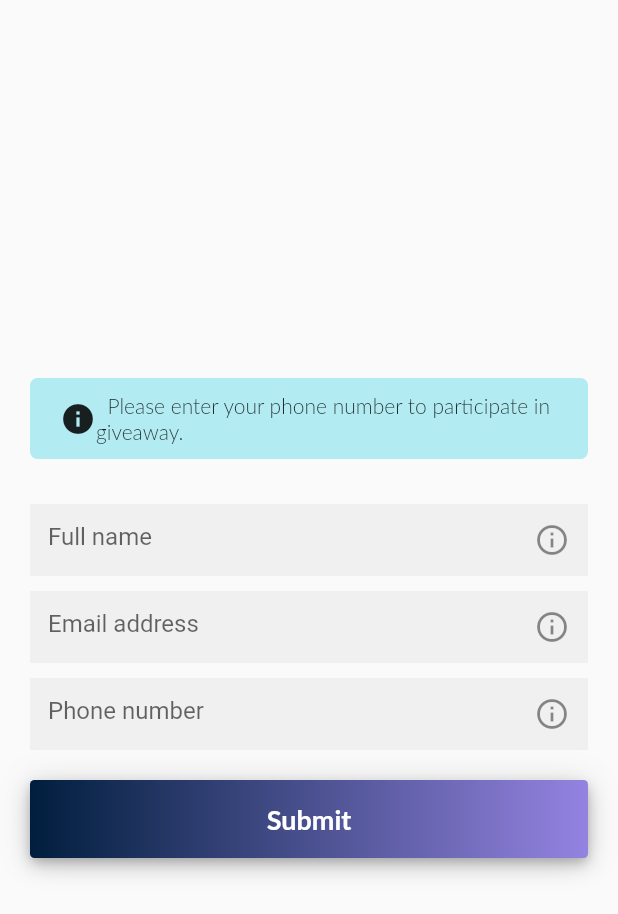
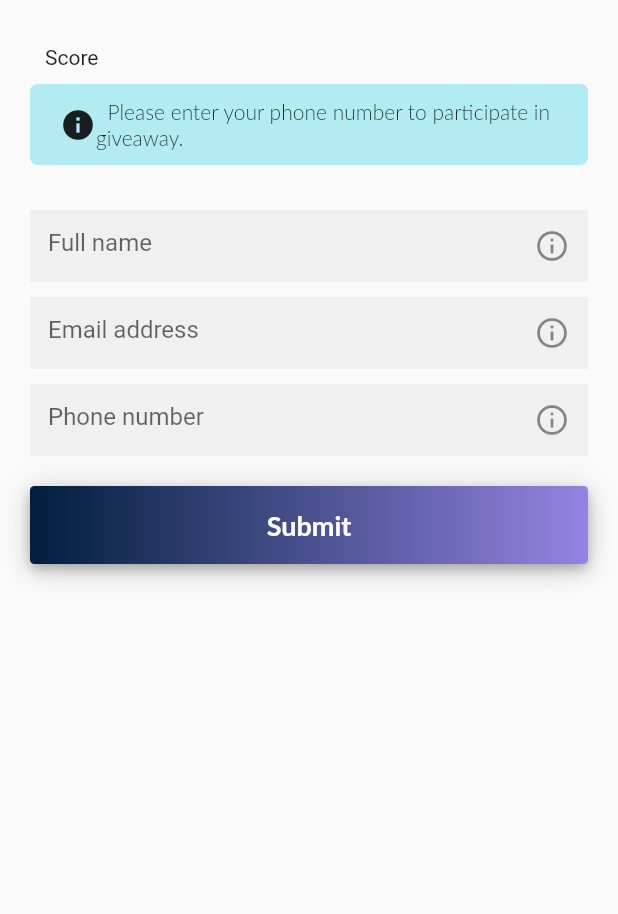
Before and after one commit to lohanidamodar/ffktm2022_quiz, a Flutter app: the RegisterWidget widget shown alone on an empty page, opened directly, on a phone screen of 412 x 824 dp. Shown: the top 914 px of the screen. Run offline on Flutter 3.47's test engine with Material 2 defaults, Android fonts, the phone set to English and light mode, and no system bars; our stand-ins replace animate_do, animated_text_kit, appwrite, circular_countdown_timer, flutter_font_icons, rive; Roboto replaces fonts that are missing (Lato).

Commit message:
prompt for score

```diff
--- a/lib/ui/register_widget.dart
+++ b/lib/ui/register_widget.dart
@@ -30,10 +30,13 @@ class _RegisterWidgetState extends State<RegisterWidget> {
             : MediaQuery.of(context).size.width / 2,
         child: Form(
           key: _formKey,
-          child: Column(
-            mainAxisSize: MainAxisSize.max,
-            mainAxisAlignment: MainAxisAlignment.center,
+          child: ListView(
+            shrinkWrap: true,
             children: [
+              Container(
+                padding: const EdgeInsets.all(10),
+                child: const Text("Score"),
+              ),
               Container(
                 padding:
                     const EdgeInsets.symmetric(horizontal: 20, vertical: 10),
```
